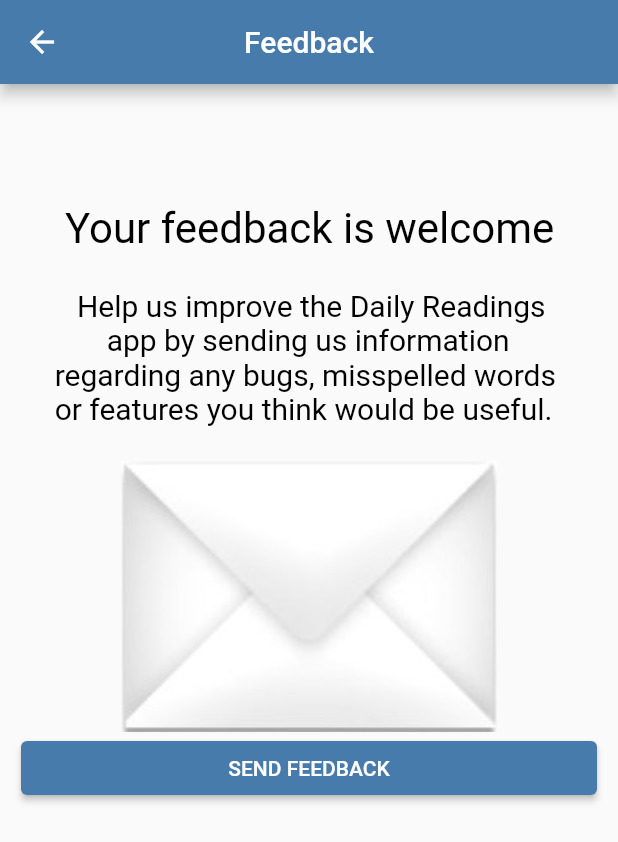
After one commit to kambbado/daily-readings, a Flutter app: the FeedbackScreen screen opened by its route, on a phone screen of 412 x 824 dp. The commit adds this screen. Shown: the top 842 px of the screen. Run offline on Flutter 3.47's test engine with Material 2 defaults, Android fonts, the phone set to English and light mode, and no system bars.

Commit message:
FeedbackScreen commit

```diff
--- a/lib/about_screen.dart
+++ b/lib/about_screen.dart
@@ -74,6 +74,7 @@ class AboutScreen extends StatelessWidget {
                         fontStyle: FontStyle.italic,
                       ),
                     ),
+
                   ],
                 ),
               ),
--- /dev/null
+++ b/lib/feedback_screen.dart
@@ -0,0 +1,72 @@
+import 'package:flutter/material.dart';
+
+class FeedbackScreen extends StatelessWidget {
+  const FeedbackScreen({Key? key}) : super(key: key);
+
+  @override
+  Widget build(BuildContext context) {
+    return Scaffold(
+      appBar: AppBar(
+        title: const Text('Feedback'),
+        centerTitle: true,
+      ),
+      body: Padding(
+        padding: const EdgeInsets.all(14.0),
+        child: Center(
+          child: Column(
+            children: [
+              RichText(
+                text: const TextSpan(
+                  text: '\n\n Your feedback is welcome',
+                  style: TextStyle(
+                    color: Colors.black,
+                    fontSize: 28,
+                  ),
+                  children: [
+                    TextSpan(
+                      text: '\n\n   Help us improve the Daily Readings',
+                      style: TextStyle(
+                        color: Colors.black,
+                        fontSize: 20,
+                      ),
+                    ),
+                    TextSpan(
+                      text: '\n       app by sending us information',
+                      style: TextStyle(
+                        color: Colors.black,
+                        fontSize: 20,
+                      ),
+                    ),
+                    TextSpan(
+                      text: '\nregarding any bugs, misspelled words ',
+                      style: TextStyle(
+                        color: Colors.black,
+                        fontSize: 20,
+                      ),
+                    ),
+                    TextSpan(
+                      text: '\nor features you think would be useful.\n',
+                      style: TextStyle(
+                        color: Colors.black,
+                        fontSize: 20,
+                      ),
+                    ),
+                  ],
+                ),
+              ),
+              Image.asset('assets/letter.jpg'),
+              ElevatedButton(
+                onPressed: () {},
+                child: Row(
+                  crossAxisAlignment: CrossAxisAlignment.center,
+                  mainAxisAlignment: MainAxisAlignment.center,
+                  children: const [Text('SEND FEEDBACK')],
+                ),
+              ),
+            ],
+          ),
+        ),
+      ),
+    );
+  }
+}
--- a/lib/main.dart
+++ b/lib/main.dart
@@ -1,6 +1,7 @@
 import 'package:flutter/material.dart';
 import 'about_screen.dart';
 import 'copyright_screen.dart';
+import 'feedback_screen.dart';
 import 'help_screen.dart';
 import 'home_screen.dart';
 import 'privacy_screen.dart';
@@ -22,7 +23,7 @@ class MyApp extends StatelessWidget {
         // '/stats': (context) => StatsScreen(),
         // '/goals': (context) => GoalsScreen(),
         '/about': (context) => const AboutScreen(),
-        // '/feedback': (context) => FeedbackScreen(),
+        '/feedback': (context) => const FeedbackScreen(),
         '/copyright': (context) => const CopyrightScreen(),
         '/privacy': (context) => const PrivacyScreen(),
         '/help': (context) => const HelpScreen(),
--- a/pubspec.yaml
+++ b/pubspec.yaml
@@ -67,6 +67,7 @@ flutter:
   # To add assets to your application, add an assets section, like this:
   assets:
     - assets/bookcover.jpg
+    - assets/letter.jpg
 
   # An image asset can refer to one or more resolution-specific "variants", see
   # https://flutter.dev/assets-and-images/#resolution-aware
```
Also changed, not shown: assets/letter.jpg (added), pubspec.lock.
